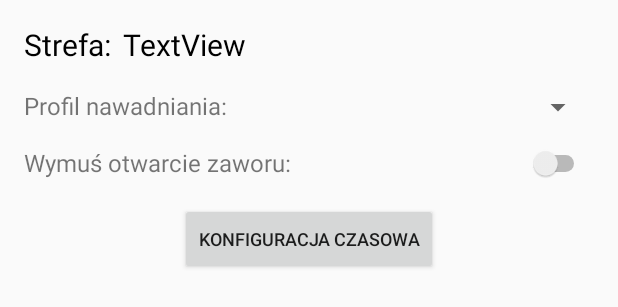
After one commit to rzepkamichal/umpa_android, an Android app: the layout stationlist_item.xml on its own in the app's theme, with its tools: preview values and no code run, on a phone screen of 412 x 824 dp. The commit adds this screen. Shown: the top 307 px of the screen. Run offline under Robolectric (Android 15) with nearby library versions, the phone set to English and light mode, and no system bars.

Commit message:
Design stationlist view

```diff
--- a/app/build.gradle
+++ b/app/build.gradle
@@ -30,6 +30,8 @@ dependencies {
     implementation 'androidx.core:core-ktx:1.3.0'
     implementation 'androidx.appcompat:appcompat:1.1.0'
     implementation 'androidx.constraintlayout:constraintlayout:1.1.3'
+    implementation 'androidx.recyclerview:recyclerview:1.1.0'
+    implementation 'androidx.coordinatorlayout:coordinatorlayout:1.1.0'
     testImplementation 'junit:junit:4.12'
     androidTestImplementation 'androidx.test.ext:junit:1.1.1'
     androidTestImplementation 'androidx.test.espresso:espresso-core:3.2.0'
--- a/app/src/main/AndroidManifest.xml
+++ b/app/src/main/AndroidManifest.xml
@@ -11,6 +11,7 @@
         android:supportsRtl="true"
         android:usesCleartextTraffic="true"
         android:theme="@style/AppTheme">
+        <activity android:name=".ui.StationListActivity"/>
         <activity android:name=".ui.MainActivity">
             <intent-filter>
                 <action android:name="android.intent.action.MAIN" />
--- /dev/null
+++ b/app/src/main/res/layout/stationlist_item.xml
@@ -0,0 +1,101 @@
+<?xml version="1.0" encoding="utf-8"?>
+<androidx.constraintlayout.widget.ConstraintLayout xmlns:android="http://schemas.android.com/apk/res/android"
+    xmlns:app="http://schemas.android.com/apk/res-auto"
+    xmlns:tools="http://schemas.android.com/tools"
+    android:id="@+id/stationlist_item"
+    android:layout_width="match_parent"
+    android:layout_height="match_parent">
+
+    <TextView
+        android:id="@+id/textView"
+        android:layout_width="wrap_content"
+        android:layout_height="wrap_content"
+        android:layout_marginStart="16dp"
+        android:layout_marginTop="16dp"
+        android:text="@string/label_zone"
+        android:textColor="#000000"
+        android:textSize="20sp"
+        app:layout_constraintEnd_toEndOf="parent"
+        app:layout_constraintHorizontal_bias="0.0"
+        app:layout_constraintStart_toStartOf="parent"
+        app:layout_constraintTop_toTopOf="parent" />
+
+    <TextView
+        android:id="@+id/textView2"
+        android:layout_width="wrap_content"
+        android:layout_height="wrap_content"
+        android:layout_marginStart="16dp"
+        android:layout_marginTop="16dp"
+        android:text="@string/label_watering_preset"
+        android:textSize="16sp"
+        app:layout_constraintEnd_toStartOf="@+id/stationlist_item_spinner"
+        app:layout_constraintHorizontal_bias="0.5"
+        app:layout_constraintHorizontal_chainStyle="spread_inside"
+        app:layout_constraintStart_toStartOf="parent"
+        app:layout_constraintTop_toBottomOf="@+id/textView" />
+
+    <TextView
+        android:id="@+id/textView3"
+        android:layout_width="260dp"
+        android:layout_height="wrap_content"
+        android:layout_marginStart="16dp"
+        android:layout_marginTop="16dp"
+        android:text="@string/label_force_open_valve"
+        android:textSize="16sp"
+        app:layout_constraintEnd_toStartOf="@+id/stationlist_item_switch"
+        app:layout_constraintHorizontal_bias="0.5"
+        app:layout_constraintHorizontal_chainStyle="spread_inside"
+        app:layout_constraintStart_toStartOf="parent"
+        app:layout_constraintTop_toBottomOf="@+id/textView2" />
+
+    <Switch
+        android:id="@+id/stationlist_item_switch"
+        android:layout_width="wrap_content"
+        android:layout_height="wrap_content"
+        android:layout_marginStart="16dp"
+        android:layout_marginEnd="16dp"
+        android:scaleX="0.8"
+        android:scaleY="0.8"
+        app:layout_constraintBaseline_toBaselineOf="@+id/textView3"
+        app:layout_constraintEnd_toEndOf="parent"
+        app:layout_constraintHorizontal_bias="0.5"
+        app:layout_constraintStart_toEndOf="@+id/textView3" />
+
+    <Spinner
+        android:id="@+id/stationlist_item_spinner"
+        android:layout_width="0dp"
+        android:layout_height="wrap_content"
+        android:layout_marginStart="16dp"
+        android:layout_marginEnd="16dp"
+        app:layout_constraintEnd_toEndOf="parent"
+        app:layout_constraintHorizontal_bias="0.5"
+        app:layout_constraintStart_toEndOf="@+id/textView2"
+        app:layout_constraintTop_toTopOf="@+id/textView2" />
+
+    <Button
+        android:id="@+id/stationlist_item_btn"
+        android:layout_width="wrap_content"
+        android:layout_height="wrap_content"
+        android:layout_marginStart="16dp"
+        android:layout_marginTop="16dp"
+        android:layout_marginEnd="16dp"
+        android:text="@string/label_time_config"
+        android:textSize="12sp"
+        app:layout_constraintEnd_toEndOf="parent"
+        app:layout_constraintStart_toStartOf="parent"
+        app:layout_constraintTop_toBottomOf="@+id/textView3" />
+
+    <TextView
+        android:id="@+id/stationlist_item_id"
+        android:layout_width="wrap_content"
+        android:layout_height="wrap_content"
+        android:layout_marginStart="8dp"
+        android:layout_marginEnd="16dp"
+        android:text="TextView"
+        android:textColor="#000000"
+        android:textSize="20sp"
+        app:layout_constraintEnd_toEndOf="parent"
+        app:layout_constraintHorizontal_bias="0.0"
+        app:layout_constraintStart_toEndOf="@+id/textView"
+        app:layout_constraintTop_toTopOf="@+id/textView" />
+</androidx.constraintlayout.widget.ConstraintLayout>
--- a/app/src/main/res/values/strings.xml
+++ b/app/src/main/res/values/strings.xml
@@ -1,3 +1,11 @@
 <resources>
     <string name="app_name">umpa_app</string>
+
+    <string name="label_zone">Strefa:</string>
+    <string name="label_watering_preset">Profil nawadniania:</string>
+    <string name="label_force_open_valve">Wymuś otwarcie zaworu:</string>
+    <string name="label_time_config">Konfiguracja czasowa</string>
+    <string name="label_station_config">Konfiguracja stacji</string>
+    <string name="label_today_rain">Dzisiejsze opady:</string>
+    <string name="label_max_rain">Maksymalne opady:</string>
 </resources>
```
Also changed, not shown: app/src/main/java/pl/mrz/umpa/ui/StationListActivity.kt (added, +12 -0 lines), app/src/main/res/layout/activity_stationlist.xml (added, +99 -0 lines).
